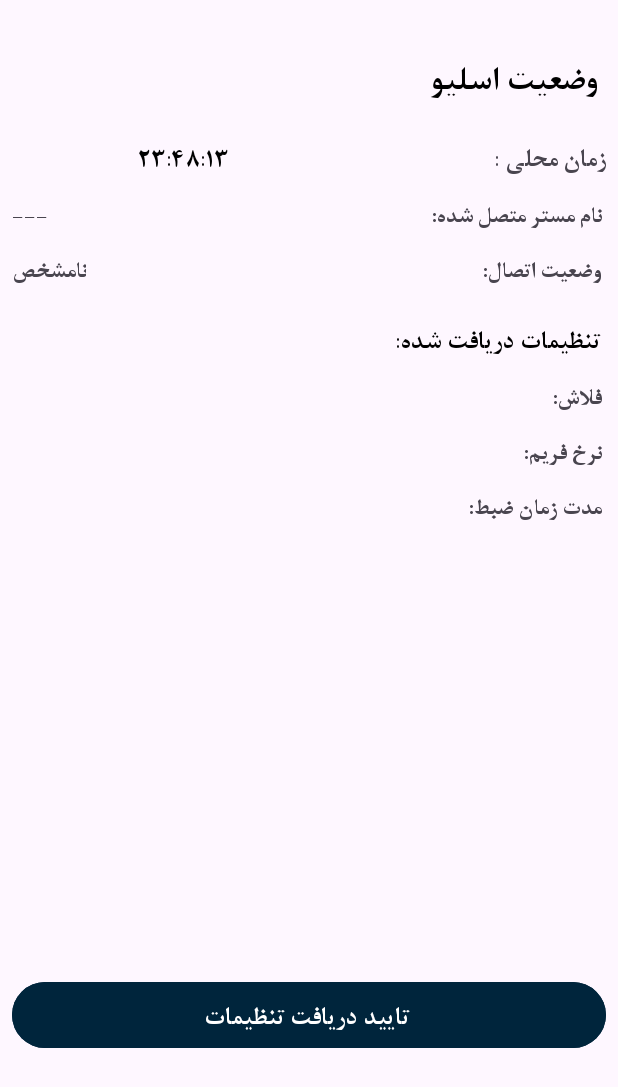
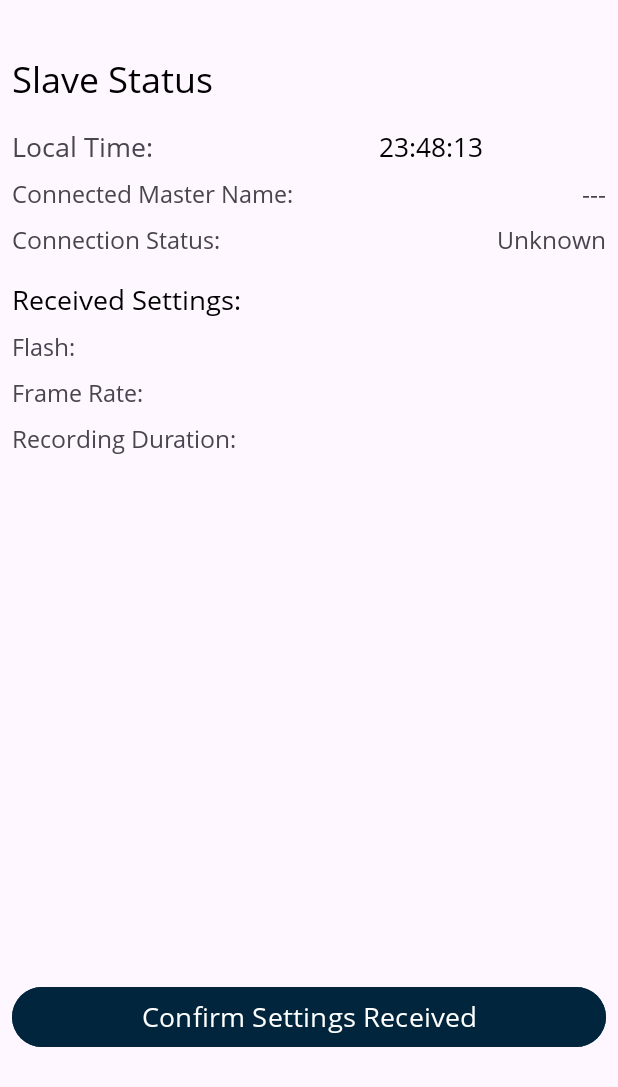
Before and after one commit to 100jjad/DistributedCameras, an Android app: the SlaveActivity screen opened directly, with no data from a screen before it, on a phone screen of 412 x 824 dp. Shown: the top 1087 px of the screen. Run offline under Robolectric (Android 15) with nearby library versions, the light colour scheme and no system bars.

Commit message:
0/01/1404 V1

```diff
--- a/app/src/main/java/com/example/testwirelesssynchronizationofmultipledistributedcameras/MainActivity.kt
+++ b/app/src/main/java/com/example/testwirelesssynchronizationofmultipledistributedcameras/MainActivity.kt
@@ -28,9 +28,11 @@ class MainActivity : AppCompatActivity() {
 
         val txvmaster: TextView = findViewById(R.id.tvmaster)
         val txvslave: TextView = findViewById(R.id.tvslave)
+        val txvselectrole: TextView = findViewById(R.id.tvselectrole)
         val typeface = ResourcesCompat.getFont(this, R.font.opensansregular)
         txvmaster.typeface = typeface
         txvslave.typeface = typeface
+        txvselectrole.typeface = typeface
 
 
 
--- a/app/src/main/java/com/example/testwirelesssynchronizationofmultipledistributedcameras/SlaveActivity.kt
+++ b/app/src/main/java/com/example/testwirelesssynchronizationofmultipledistributedcameras/SlaveActivity.kt
@@ -44,7 +44,7 @@ class SlaveActivity : AppCompatActivity(), SlaveNetworkListener {
         btnConfirmSettings.setOnClickListener {
             // ارسال تایید تنظیمات به مستر
             SlaveNetworkManager.sendConfirmation()
-            Toast.makeText(this, "تنظیمات تایید شد!", Toast.LENGTH_SHORT).show()
+            Toast.makeText(this, "Settings confirmed!", Toast.LENGTH_SHORT).show()
         }
 
         // تنظیم listener برای دریافت رویدادهای شبکه
@@ -85,7 +85,7 @@ class SlaveActivity : AppCompatActivity(), SlaveNetworkListener {
                 if (settings.flashEnabled) "روشن" else "خاموش"
             findViewById<TextView>(R.id.tvFrameRate).text = "${settings.frameRate}"
             findViewById<TextView>(R.id.tvDuration).text = "${settings.videoDuration} ثانیه"
-            Toast.makeText(this, "تنظیمات دوربین دریافت شد", Toast.LENGTH_SHORT).show()
+            Toast.makeText(this, "Camera settings received", Toast.LENGTH_SHORT).show()
         }
     }
 
@@ -177,7 +177,7 @@ class SlaveActivity : AppCompatActivity(), SlaveNetworkListener {
         val duration = findViewById<TextView>(R.id.tvDuration).text.toString()
 
         if (flashStatus.isEmpty() || frameRate.isEmpty() || duration.isEmpty()) {
-            Toast.makeText(this, "تنظیمات از مستر دریافت نشد", Toast.LENGTH_SHORT).show()
+            Toast.makeText(this, "Settings not received from master", Toast.LENGTH_SHORT).show()
         } else {
             val intent = Intent(this, CustomCameraUI::class.java)
             intent.putExtra("flash_status", flashStatus)
--- a/app/src/main/res/layout/activity_slave_status.xml
+++ b/app/src/main/res/layout/activity_slave_status.xml
@@ -5,7 +5,7 @@
     xmlns:tools="http://schemas.android.com/tools"
     android:layout_width="match_parent"
     android:layout_height="match_parent"
-    android:layoutDirection="rtl"
+    android:layoutDirection="ltr"
     >
 
     <LinearLayout
@@ -28,7 +28,7 @@
             android:layout_width="wrap_content"
             android:layout_height="wrap_content"
             android:layout_marginBottom="16dp"
-            android:text=" وضعیت اسلیو"
+            android:text="Slave Status"
             android:textColor="@color/black"
             android:textSize="24sp" />
 
@@ -43,7 +43,7 @@
                 android:layout_width="0dp"
                 android:layout_height="wrap_content"
                 android:layout_weight="0.5"
-                android:text="زمان محلی : "
+                android:text="Local Time: "
                 android:textSize="18sp" />
 
             <TextView
@@ -67,7 +67,7 @@
                 android:layout_width="0dp"
                 android:layout_height="wrap_content"
                 android:layout_weight="1"
-                android:text=" نام مستر متصل شده: "
+                android:text="Connected Master Name: "
                 android:textSize="16sp" />
 
             <TextView
@@ -89,14 +89,14 @@
                 android:layout_width="0dp"
                 android:layout_height="wrap_content"
                 android:layout_weight="1"
-                android:text=" وضعیت اتصال:"
+                android:text="Connection Status:"
                 android:textSize="16sp" />
 
             <TextView
                 android:id="@+id/tvConnectionStatus"
                 android:layout_width="wrap_content"
                 android:layout_height="wrap_content"
-                android:text="نامشخص"
+                android:text="Unknown"
                 android:textSize="16sp" />
         </LinearLayout>
 
@@ -106,7 +106,7 @@
             android:layout_width="wrap_content"
             android:layout_height="wrap_content"
             android:layout_marginBottom="8dp"
-            android:text=" تنظیمات دریافت شده:"
+            android:text="Received Settings:"
             android:textColor="#000000"
             android:textSize="18sp" />
 
@@ -121,7 +121,7 @@
                 android:layout_width="0dp"
                 android:layout_height="wrap_content"
                 android:layout_weight="1"
-                android:text=" فلاش:"
+                android:text="Flash:"
                 android:textSize="16sp" />
 
             <TextView
@@ -142,7 +142,7 @@
                 android:layout_width="0dp"
                 android:layout_height="wrap_content"
                 android:layout_weight="1"
-                android:text=" نرخ فریم:"
+                android:text="Frame Rate:"
                 android:textSize="16sp" />
 
             <TextView
@@ -163,7 +163,7 @@
                 android:layout_width="0dp"
                 android:layout_height="wrap_content"
                 android:layout_weight="1"
-                android:text=" مدت زمان ضبط:"
+                android:text="Recording Duration:"
                 android:textSize="16sp" />
 
             <TextView
@@ -173,9 +173,7 @@
                 android:textSize="16sp" />
         </LinearLayout>
 
-
     </LinearLayout>
-
 
     <!-- دکمه تایید تنظیمات -->
     <Button
@@ -184,7 +182,7 @@
         android:layout_height="wrap_content"
         android:layout_margin="8dp"
         android:backgroundTint="@color/primary"
-        android:text=" تایید دریافت تنظیمات"
+        android:text="Confirm Settings Received"
         android:textColor="#FFFFFF"
         android:textSize="18sp"
         app:layout_constraintBottom_toBottomOf="parent"
@@ -192,5 +190,4 @@
         app:layout_constraintVertical_bias="0.85"
         tools:layout_editor_absoluteX="8dp" />
 
-
 </androidx.constraintlayout.widget.ConstraintLayout>
--- a/app/src/main/res/values/themes.xml
+++ b/app/src/main/res/values/themes.xml
@@ -3,7 +3,7 @@
     <style name="Base.Theme.TestWirelessSynchronizationOfMultipleDistributedCameras" parent="Theme.Material3.DayNight.NoActionBar">
         <!-- Customize your light theme here. -->
         <!-- <item name="colorPrimary">@color/my_light_primary</item> -->
-        <item name="fontFamily">@font/b_nazanin_bold</item>
+        <item name="fontFamily">@font/opensansregular</item>
         <item name="colorPrimaryDark">#002D7A</item> <!-- رنگ تاریک برای پس‌زمینه نوار -->
     </style>
 
```
Also changed, not shown: app/src/main/java/com/example/testwirelesssynchronizationofmultipledistributedcameras/Camera2.kt (+24 -11 lines), app/src/main/java/com/example/testwirelesssynchronizationofmultipledistributedcameras/CustomCameraUI.kt (+54 -30 lines), app/src/main/res/layout/activity_main.xml (+2 -6 lines), app/src/main/res/layout/activity_master_status.xml (+11 -27 lines), app/src/main/res/font/lato_regular.ttf (added), app/src/main/res/font/montserrat_regular.ttf (added), app/src/main/res/font/poppins_regular.ttf (added), 7 other files.
